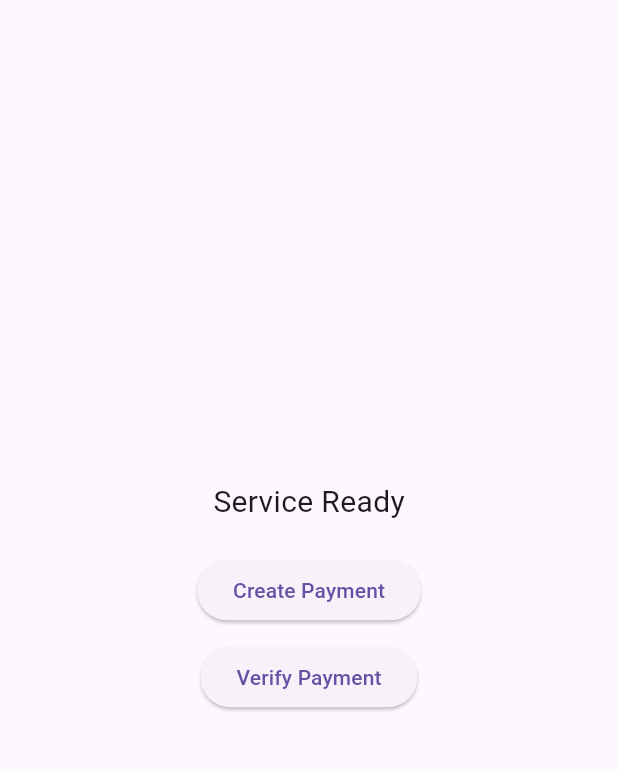
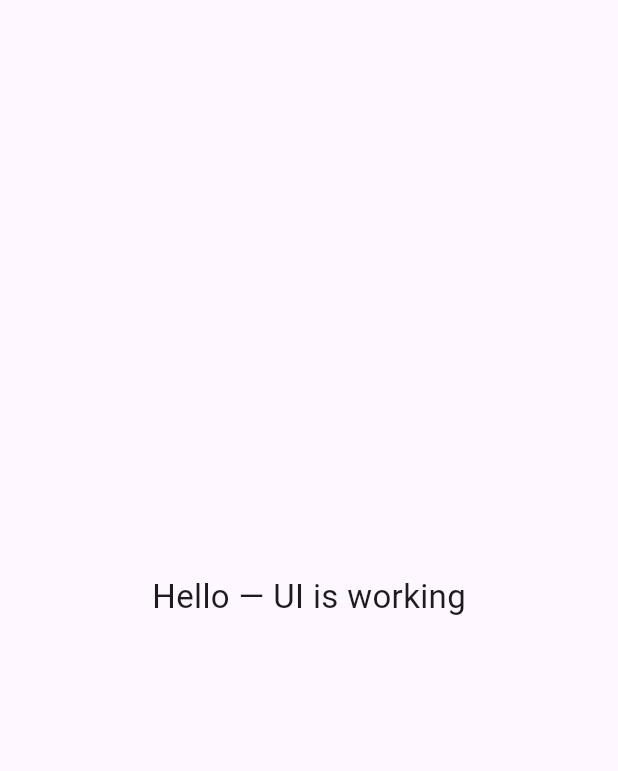
Before and after one commit to itszack0099-droid/payment-verification-service, a Flutter app: the screen it shows after launch, on a phone screen of 412 x 824 dp, the part 63-834 px from its top. Run offline on Flutter 3.47's test engine with Material 3 defaults, Android fonts, the phone set to English and light mode, and no system bars; our stand-ins replace supabase_flutter; missing offline and left inert: notification_listener_service; accounts and stored records are empty.

Commit message:
Update home_screen.dart

```diff
--- a/lib/screens/home_screen.dart
+++ b/lib/screens/home_screen.dart
@@ -1,102 +1,18 @@
 import 'package:flutter/material.dart';
-import 'package:permission_handler/permission_handler.dart';
 
-class HomeScreen extends StatefulWidget {
+class HomeScreen extends StatelessWidget {
   const HomeScreen({super.key});
 
   @override
-  State<HomeScreen> createState() => _HomeScreenState();
-}
-
-class _HomeScreenState extends State<HomeScreen> {
-
-  @override
-  void initState() {
-    super.initState();
-
-    // Run after UI loads
-    WidgetsBinding.instance.addPostFrameCallback((_) {
-      checkPermission();
-    });
-  }
-
-  Future<void> checkPermission() async {
-    var status = await Permission.notification.status;
-
-    if (!status.isGranted) {
-      showPermissionDialog();
-    }
-  }
-
-  void showPermissionDialog() {
-    showDialog(
-      context: context,
-      barrierDismissible: false,
-      builder: (context) {
-        return AlertDialog(
-          title: const Text("Notification Permission"),
-          content: const Text(
-            "Notification permission is required for payment verification.",
-          ),
-          actions: [
-            TextButton(
-              onPressed: () {
-                Navigator.pop(context);
-              },
-              child: const Text("Deny"),
-            ),
-            ElevatedButton(
-              onPressed: () async {
-                await openAppSettings();
-                Navigator.pop(context);
-              },
-              child: const Text("Allow"),
-            ),
-          ],
-        );
-      },
-    );
-  }
-
-  @override
   Widget build(BuildContext context) {
-
-    // THIS guarantees screen never blank
-
     return Scaffold(
       appBar: AppBar(
         title: const Text("PaymentVerifier"),
       ),
-
-      body: Center(
-        child: Column(
-          mainAxisAlignment: MainAxisAlignment.center,
-          children: [
-
-            const Text(
-              "Service Ready",
-              style: TextStyle(fontSize: 20),
-            ),
-
-            const SizedBox(height: 20),
-
-            ElevatedButton(
-              onPressed: () {
-                print("Create Payment clicked");
-              },
-              child: const Text("Create Payment"),
-            ),
-
-            const SizedBox(height: 10),
-
-            ElevatedButton(
-              onPressed: () {
-                print("Verify Payment clicked");
-              },
-              child: const Text("Verify Payment"),
-            ),
-
-          ],
+      body: const Center(
+        child: Text(
+          "Hello — UI is working",
+          style: TextStyle(fontSize: 22),
         ),
       ),
     );
```
